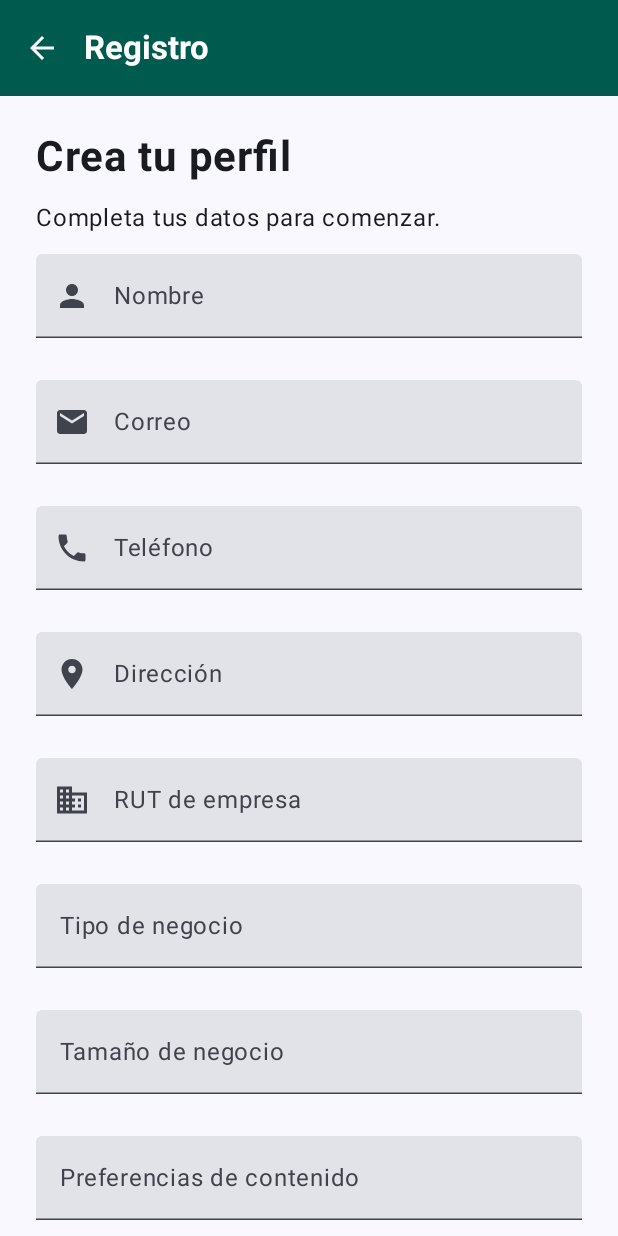
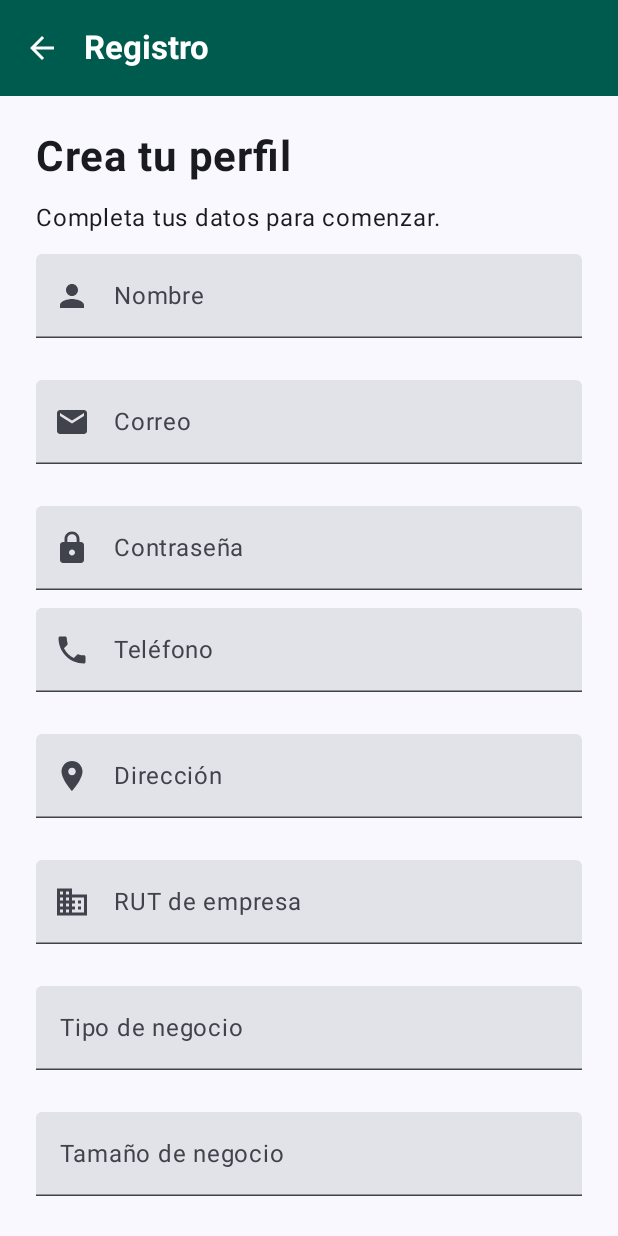
Before and after one commit to isbmoreno-creator/MasterMartini_Grupo2, an Android app built with Jetpack Compose: the RegisterScreen screen opened through its navigation route, on a phone screen of 412 x 824 dp. Run offline under Robolectric (Android 15) with nearby library versions, the phone set to English and light mode, and no system bars.

Commit message:
Corrige contraseña y agrega cierre de sesión

```diff
--- a/app/src/main/AndroidManifest.xml
+++ b/app/src/main/AndroidManifest.xml
@@ -3,6 +3,7 @@
     xmlns:tools="http://schemas.android.com/tools">
 
     <uses-permission android:name="android.permission.CAMERA" />
+    <uses-permission android:name="android.permission.INTERNET" />
 
     <uses-feature
         android:name="android.hardware.camera"
--- a/app/src/main/java/com/example/mastermartini_grupo2/MainActivity.kt
+++ b/app/src/main/java/com/example/mastermartini_grupo2/MainActivity.kt
@@ -101,15 +101,20 @@ fun AppNavigation() {
                 }
             )
         }
-
-
-        composable("profile") {
+        composable(route = "profile") {
             ProfileScreen(
                 onPreferencesClick = {
                     navController.navigate("preferences")
                 },
                 onBackClick = {
                     navController.popBackStack()
+                },
+                onLogoutClick = {
+                    navController.navigate("login") {
+                        popUpTo("main") {
+                            inclusive = true
+                        }
+                    }
                 }
             )
         }
--- a/app/src/main/java/com/example/mastermartini_grupo2/model/User.kt
+++ b/app/src/main/java/com/example/mastermartini_grupo2/model/User.kt
@@ -8,5 +8,6 @@ val direccion: String,
     val rutEmpresa: String,
     val tipoNegocio: String,
     val tamanoNegocio: String,
-val preferenciasContenido: String
+    val preferenciasContenido: String,
+    val contrasena: String
 )
--- a/app/src/main/java/com/example/mastermartini_grupo2/ui/screens/RegisterScreen.kt
+++ b/app/src/main/java/com/example/mastermartini_grupo2/ui/screens/RegisterScreen.kt
@@ -42,6 +42,10 @@ import androidx.compose.material.icons.filled.CheckCircle
 import androidx.compose.ui.text.style.TextAlign
 import androidx.compose.foundation.layout.size
 import androidx.compose.ui.Alignment
+import androidx.compose.ui.text.input.PasswordVisualTransformation
+import androidx.compose.runtime.getValue
+import androidx.compose.runtime.setValue
+import androidx.compose.material.icons.filled.Lock
 private val VerdeMasterMartini = Color(0xFF005B4F)
 private val DoradoMasterMartini = Color(0xFFC9A500)
 
@@ -64,6 +68,7 @@ fun RegisterScreen(
 
     val errores = remember { mutableStateOf(setOf<String>()) }
     val registroExitoso = remember { mutableStateOf(false) }
+    var contrasena by remember { mutableStateOf("") }
 
     Scaffold(
         topBar = {
@@ -213,6 +218,19 @@ fun RegisterScreen(
                         }
                     }
                 )
+                TextField(
+                    value = contrasena,
+                    onValueChange = { contrasena = it },
+                    label = { Text("Contraseña") },
+                    leadingIcon = {
+                        Icon(
+                            imageVector = Icons.Default.Lock,
+                            contentDescription = "Contraseña"
+                        )
+                    },
+                    visualTransformation = PasswordVisualTransformation(),
+                    modifier = Modifier.fillMaxWidth()
+                )
 
                 TextField(
                     value = telefono.value,
@@ -339,7 +357,8 @@ fun RegisterScreen(
                             rutEmpresa = rutEmpresa.value,
                             tipoNegocio = tipoNegocio.value,
                             tamanoNegocio = tamanoNegocio.value,
-                            preferenciasContenido = preferenciasContenido.value
+                            preferenciasContenido = preferenciasContenido.value,
+                            contrasena = contrasena
                         )
 
                         val validationErrors =
```
Also changed, not shown: app/src/main/java/com/example/mastermartini_grupo2/repository/UserRepository.kt (+8 -1 lines), app/src/main/java/com/example/mastermartini_grupo2/ui/screens/ProfileScreen.kt (+12 -1 lines), app/src/main/java/com/example/mastermartini_grupo2/viewmodel/UserViewModel.kt (+10 -17 lines). Lines whose indentation alone changed are shown as unchanged.
